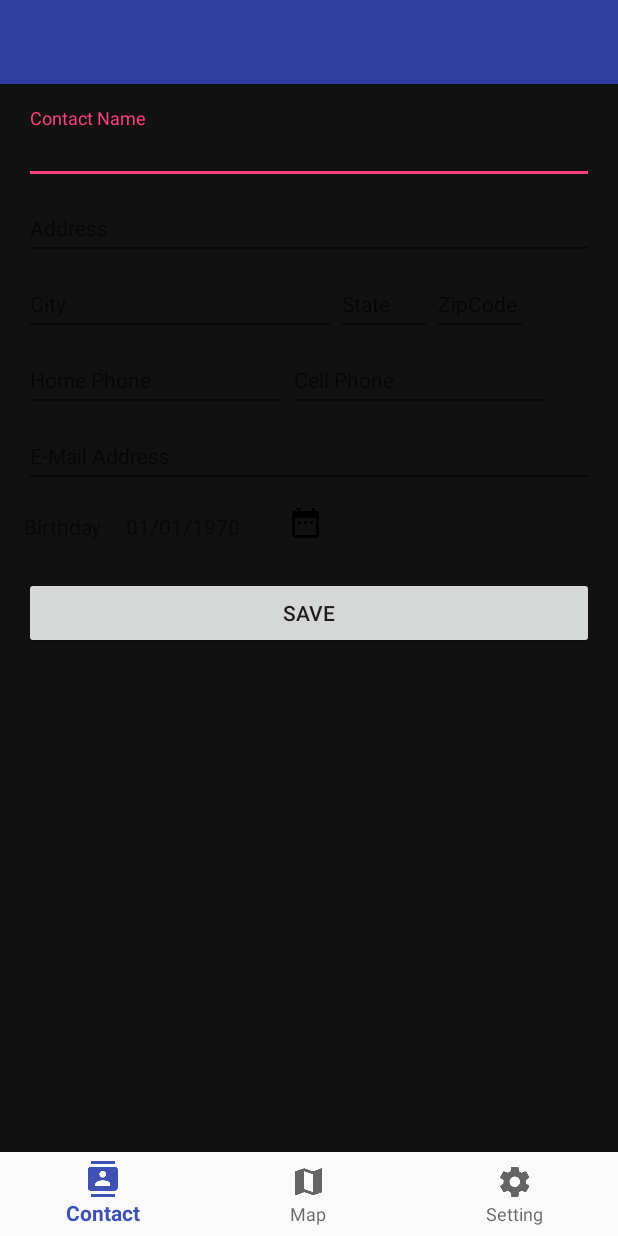
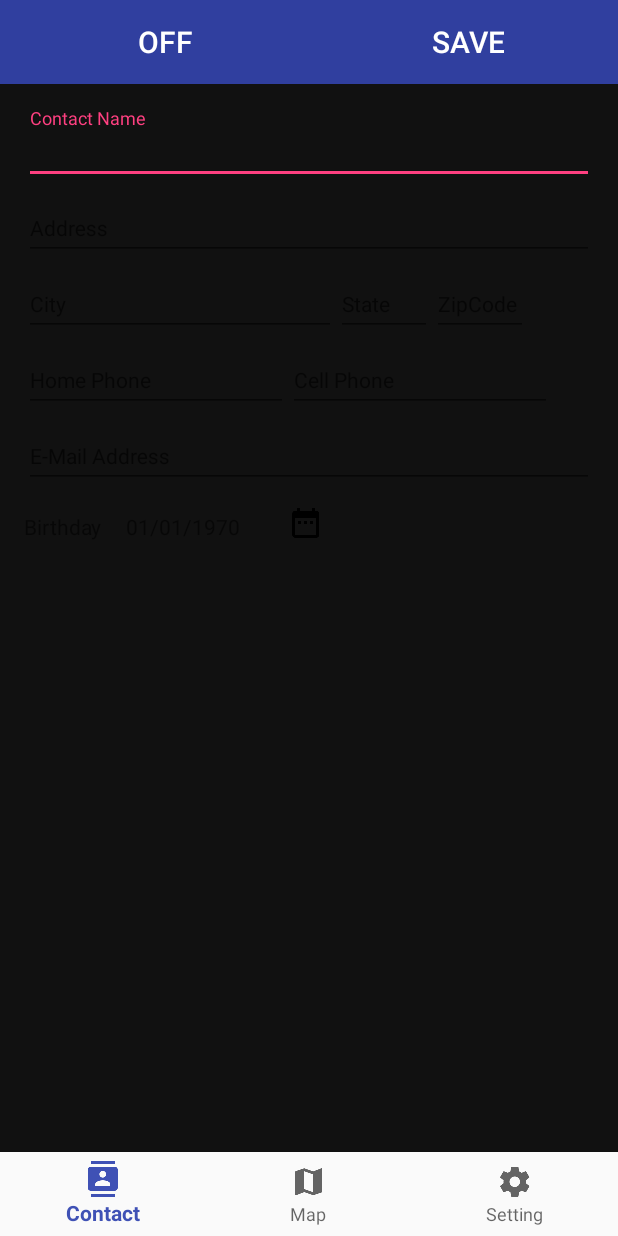
Before and after one commit to wisetyni/My_Contact_List, an Android app: the screen it shows after launch (ContactListActivity), after a tap on "SAVE", on a phone screen of 412 x 824 dp. Run offline under Robolectric (Android 15) with nearby library versions, the phone set to English and light mode, and no system bars; our stand-ins replace Room's generated code.

Commit message:
hide keyboard after save, log saved contact id, removed save button.

```diff
--- a/app/src/main/java/mycontactlist/example/com/my_contact_list/ContactListActivity.java
+++ b/app/src/main/java/mycontactlist/example/com/my_contact_list/ContactListActivity.java
@@ -1,6 +1,7 @@
 package mycontactlist.example.com.my_contact_list;
 
 import android.arch.lifecycle.ViewModelProviders;
+import android.content.Context;
 import android.content.Intent;
 import android.content.SharedPreferences;
 import android.graphics.Color;
@@ -14,6 +15,7 @@ import android.support.v7.widget.Toolbar;
 import android.telephony.PhoneNumberFormattingTextWatcher;
 import android.view.MenuItem;
 import android.view.View;
+import android.view.inputmethod.InputMethodManager;
 import android.widget.Button;
 import android.widget.EditText;
 import android.widget.ImageView;
@@ -22,11 +24,10 @@ import android.widget.TextView;
 
 public class ContactListActivity extends AppCompatActivity {
 
-    private TextView mTextMessage, birthday;
+    private TextView mTextMessage, birthday, save;
     private ImageView mCalendar;
     private Contact mCurrentContact;
     private EditText name, streetAddress, city, zipCode, homePhone, cellPhone, email, state;
-    private Button saveContact;
     private BottomNavigationView navigation;
     private RelativeLayout relativeLayout;
     private SharedPreferences mSharedPreferences;
@@ -80,7 +81,7 @@ public class ContactListActivity extends AppCompatActivity {
             }
         });
 
-        saveContact.setOnClickListener(new View.OnClickListener() {
+        save.setOnClickListener(new View.OnClickListener() {
             @Override
             public void onClick(View view) {
                 mCurrentContact.setContactName(name.getText().toString());
@@ -92,6 +93,7 @@ public class ContactListActivity extends AppCompatActivity {
                 mCurrentContact.setZipCode(zipCode.getText().toString());
                 mCurrentContact.setEmail(email.getText().toString());
                 contactViewModel.saveContact(mCurrentContact);
+                hideKeyboard();
             }
         });
     }
@@ -109,7 +111,7 @@ public class ContactListActivity extends AppCompatActivity {
         zipCode = findViewById(R.id.editZipCode);
         email = findViewById(R.id.editEMail);
         birthday = findViewById(R.id.textBirthday);
-        saveContact = findViewById(R.id.saveContactBtn);
+        save = findViewById(R.id.save);
         mCalendar = findViewById(R.id.img_bday_calendar);
 
         //bottom nav
@@ -123,4 +125,16 @@ public class ContactListActivity extends AppCompatActivity {
         cellPhone.addTextChangedListener(new PhoneNumberFormattingTextWatcher());
     }
 
+    private void hideKeyboard() {
+        InputMethodManager imm = (InputMethodManager)getSystemService(Context.INPUT_METHOD_SERVICE);
+        imm.hideSoftInputFromWindow(name.getWindowToken(), 0);
+        imm.hideSoftInputFromWindow(streetAddress.getWindowToken(), 0);
+        imm.hideSoftInputFromWindow(city.getWindowToken(), 0);
+        imm.hideSoftInputFromWindow(state.getWindowToken(), 0);
+        imm.hideSoftInputFromWindow(zipCode.getWindowToken(), 0);
+        imm.hideSoftInputFromWindow(homePhone.getWindowToken(), 0);
+        imm.hideSoftInputFromWindow(cellPhone.getWindowToken(), 0);
+        imm.hideSoftInputFromWindow(email.getWindowToken(), 0);
+    }
+
 }
--- a/app/src/main/java/mycontactlist/example/com/my_contact_list/ContactViewModel.java
+++ b/app/src/main/java/mycontactlist/example/com/my_contact_list/ContactViewModel.java
@@ -3,6 +3,7 @@ package mycontactlist.example.com.my_contact_list;
 import android.app.Application;
 import android.arch.lifecycle.AndroidViewModel;
 import android.support.annotation.NonNull;
+import android.util.Log;
 
 import java.util.concurrent.Executor;
 import java.util.concurrent.Executors;
@@ -11,6 +12,7 @@ import java.util.concurrent.ThreadPoolExecutor;
 public class ContactViewModel extends AndroidViewModel {
 
 
+    private static final String TAG = ContactViewModel.class.getSimpleName();
     Executor executor;
     ContactDao mContactDao;
 
@@ -26,6 +28,7 @@ public class ContactViewModel extends AndroidViewModel {
             @Override
             public void run() {
                Long id =  mContactDao.insertContact(contact);
+                Log.d(TAG, "contact saved: id -  " + id);
             }
         });
 
--- a/app/src/main/res/layout/activity_contact_list.xml
+++ b/app/src/main/res/layout/activity_contact_list.xml
@@ -7,6 +7,31 @@
     android:layout_width="match_parent"
     android:layout_height="match_parent"
     tools:context="mycontactlist.example.com.my_contact_list.ContactListActivity">
+
+    <!--<LinearLayout-->
+        <!--android:id="@+id/topActions"-->
+        <!--android:layout_width="match_parent"-->
+        <!--android:layout_height="wrap_content"-->
+        <!--android:orientation="horizontal"-->
+        <!--android:background="@color/colorPrimaryDark">-->
+
+            <!--<TextView-->
+            <!--android:layout_width="wrap_content"-->
+            <!--android:layout_height="wrap_content"-->
+            <!--android:textColor="@color/white"-->
+            <!--android:text="OFF"-->
+            <!--tools:text="OFF"-->
+            <!--android:id="@+id/off" />-->
+
+            <!--<TextView-->
+            <!--android:layout_width="match_parent"-->
+            <!--android:layout_height="wrap_content"-->
+            <!--android:textColor="@color/white"-->
+            <!--android:text="SAVE"-->
+            <!--tools:text="SAVE"-->
+            <!--android:id="@+id/save"/>-->
+
+    <!--</LinearLayout>-->
 
     <android.support.v7.widget.Toolbar
         android:id="@+id/toolbar"
@@ -20,17 +45,25 @@
         android:layout_width="wrap_content"
         android:layout_height="wrap_content"
         android:textColor="@color/white"
+        android:background="?android:attr/selectableItemBackground"
+        android:gravity="left"
         tools:text="OFF"
+        android:text="OFF"
+        android:paddingLeft="76dp"
         android:id="@+id/off"
         style="@style/TextAppearance.AppCompat.Widget.ActionBar.Title"/>
 
-        <!--<TextView-->
-            <!--android:layout_width="match_parent"-->
-            <!--android:layout_height="wrap_content"-->
-            <!--android:textColor="@color/white"-->
-            <!--tools:text="SAVE"-->
-            <!--android:id="@+id/save"-->
-            <!--style="@style/TextAppearance.AppCompat.Widget.ActionBar.Title"/>-->
+        <TextView
+            android:layout_width="match_parent"
+            android:layout_height="wrap_content"
+            android:textColor="@color/white"
+            android:background="?android:attr/selectableItemBackground"
+            android:gravity="right"
+            android:paddingRight="76dp"
+            android:text="SAVE"
+            tools:text="SAVE"
+            android:id="@+id/save"
+            style="@style/TextAppearance.AppCompat.Widget.ActionBar.Title"/>
     </android.support.v7.widget.Toolbar>
 
     <ScrollView
@@ -228,14 +261,6 @@
                 android:layout_alignBottom="@id/textBirthday"
                 android:paddingRight="@dimen/activity_vertical_margin"
                 android:paddingLeft="@dimen/activity_vertical_margin"/>
-
-            <Button
-                android:id="@+id/saveContactBtn"
-                android:layout_width="match_parent"
-                android:layout_height="wrap_content"
-                android:layout_below="@id/textBirthday"
-                android:layout_marginTop="24dp"
-                android:text="Save"/>
         </RelativeLayout>
 
 
```
